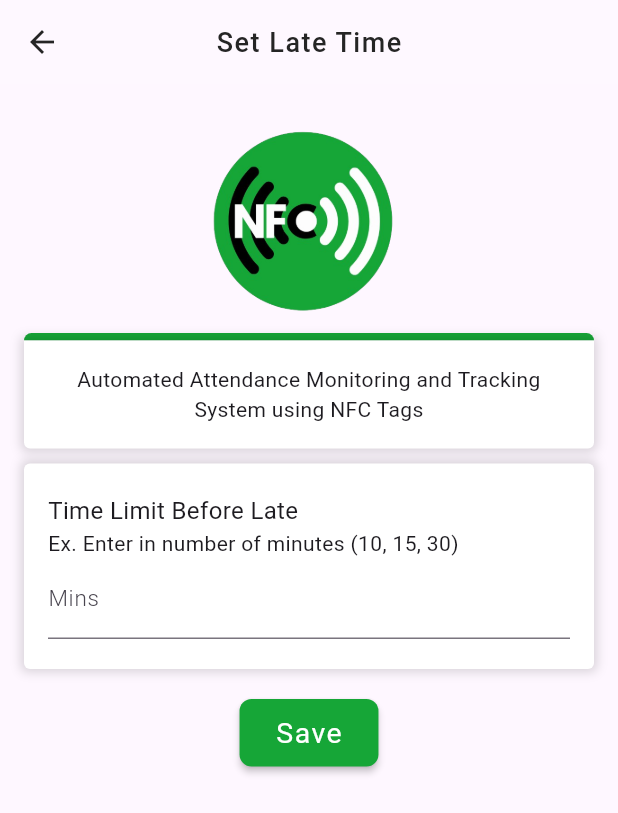
After one commit to Jspobre/nfc_app, a Flutter app: the SetLateFormPage screen opened directly, after a tap on "Save", on a phone screen of 412 x 824 dp. The commit adds this screen. Shown: the top 813 px of the screen. Run offline on Flutter 3.47's test engine with Material 3 defaults, Android fonts, the light colour scheme and no system bars; our stand-ins replace cloud_firestore, firebase_core, firebase_database, flutter_local_notifications, flutter_riverpod, fluttertoast and 6 more; missing offline and left inert: flutter_nfc_kit, ndef; accounts and stored records are empty.

Commit message:
set time limit

```diff
--- a/lib/database/database_service.dart
+++ b/lib/database/database_service.dart
@@ -253,4 +253,34 @@ class DatabaseService {
       return '';
     }
   }
+
+  // insert Attendance
+  Future<void> insertLateTimeLimit(int timeLimit) async {
+    // Get a reference to the database
+    final db = await database;
+
+    // Insert the subject into the subjects table
+    await db.insert(
+      'late_time',
+      {'minutes': timeLimit},
+      conflictAlgorithm: ConflictAlgorithm.replace,
+    );
+  }
+
+  // Fetch sched Details
+  Future<int> fetchLateTimeLimit() async {
+    final Database db = await database;
+    List<Map<String, dynamic>> results = await db.query('late_time');
+
+    if (results.isNotEmpty) {
+      // Assuming there's only one row, you can retrieve the first row
+      // and extract the value of the 'minutes' column as an int.
+      return results[0]['minutes'] as int;
+    } else {
+      // Handle the case when there are no rows in the table or any other error case.
+      // You might want to return a default value or throw an exception, based on your requirement.
+      // For now, I'm returning 0 as a default value.
+      return 0;
+    }
+  }
 }
--- a/lib/database/nfc_db.dart
+++ b/lib/database/nfc_db.dart
@@ -7,6 +7,7 @@ class NfcDB {
   final studentsTable = 'students';
   final studentSubjectsTable = 'student_subjects';
   final attendanceTable = 'attendance';
+  final lateTimeTable = 'late_time';
 
   Future<void> createTable(Database database) async {
     await database.execute("""CREATE TABLE IF NOT EXISTS $subjectsTable (
@@ -50,5 +51,10 @@ class NfcDB {
       FOREIGN KEY (student_num) REFERENCES $studentsTable (student_num),
       FOREIGN KEY (schedule_id) REFERENCES $schedulesTable (schedule_id)
     );""");
+
+    await database.execute("""CREATE TABLE IF NOT EXISTS $lateTimeTable (
+      id INTEGER PRIMARY KEY,
+      minutes INTEGER
+    );""");
   }
 }
--- a/lib/pages/home.dart
+++ b/lib/pages/home.dart
@@ -12,6 +12,7 @@ import 'package:nfc_app/pages/add%20schedule/add_schedule.dart';
 import 'package:nfc_app/pages/add%20student/add_student.dart';
 import 'package:nfc_app/pages/attendance%20report/attendance_report.dart';
 import 'package:nfc_app/pages/enroll%20student/enroll_student.dart';
+import 'package:nfc_app/pages/set%20late%20time/set_late.dart';
 import 'package:nfc_app/widgets/bottom%20sheet%20modal/floating_modal.dart';
 import 'package:nfc_app/widgets/bottom%20sheet%20modal/modal_inside_modal.dart';
 import 'package:nfc_app/widgets/bottom%20sheet%20modal/read_modal.dart';
@@ -321,6 +322,15 @@ class _HomeState extends State<Home> {
               );
               items.add(
                 const PopupMenuItem<String>(
+                  value: 'timelimit',
+                  child: Text(
+                    "Set late time",
+                    style: TextStyle(fontFamily: "Roboto"),
+                  ),
+                ),
+              );
+              items.add(
+                const PopupMenuItem<String>(
                   value: 'reset',
                   child: Text(
                     "Reset tag",
@@ -365,6 +375,13 @@ class _HomeState extends State<Home> {
                   Navigator.of(context).push(
                     MaterialPageRoute(builder: (BuildContext context) {
                       return AttendanceReport();
+                    }),
+                  );
+                  break;
+                case 'timelimit':
+                  Navigator.of(context).push(
+                    MaterialPageRoute(builder: (BuildContext context) {
+                      return SetLateFormPage();
                     }),
                   );
                   break;
--- /dev/null
+++ b/lib/pages/set late time/set_late.dart
@@ -0,0 +1,119 @@
+import 'package:flutter/material.dart';
+import 'package:fluttertoast/fluttertoast.dart';
+import 'package:nfc_app/database/database_service.dart';
+import 'package:nfc_app/widgets/styledButton.dart';
+import 'package:nfc_app/widgets/styledTextFormField.dart';
+import 'package:nfc_app/widgets/textfield%20container/textfieldContainer.dart';
+import 'package:sqflite/sqflite.dart';
+
+class SetLateFormPage extends StatefulWidget {
+  const SetLateFormPage({super.key});
+
+  @override
+  State<SetLateFormPage> createState() => _SetLateFormPageState();
+}
+
+class _SetLateFormPageState extends State<SetLateFormPage> {
+  final minutesController = TextEditingController();
+  @override
+  Widget build(BuildContext context) {
+    return Scaffold(
+      appBar: AppBar(
+        title: Text(
+          "Set Late Time",
+          style: TextStyle(fontFamily: "Roboto", fontSize: 18),
+        ),
+        centerTitle: true,
+      ),
+      body: SingleChildScrollView(
+        child: Padding(
+          padding: const EdgeInsets.all(16.0),
+          child: Column(
+            children: [
+              Image.asset(
+                'lib/images/nfc2.png', // Replace with your image path
+                width: 150, // Adjust width as needed
+                height: 150, // Adjust height as needed
+              ),
+              Container(
+                decoration: const BoxDecoration(
+                  color: Color(0xff16A637),
+                  borderRadius: BorderRadius.only(
+                    topLeft: Radius.circular(8),
+                    topRight: Radius.circular(8),
+                  ),
+                ),
+                width: double.infinity,
+                height: 5,
+              ),
+              Container(
+                padding: const EdgeInsets.all(16),
+                decoration: BoxDecoration(
+                  color: Colors.white,
+                  boxShadow: [
+                    BoxShadow(
+                      color: Colors.black.withOpacity(0.15),
+                      spreadRadius: 2,
+                      blurRadius: 5,
+                      offset: const Offset(0, 0),
+                    ),
+                  ],
+                  borderRadius: const BorderRadius.only(
+                    bottomLeft: Radius.circular(4),
+                    bottomRight: Radius.circular(4),
+                  ),
+                ),
+                child: Column(
+                  children: [
+                    Text(
+                      "Automated Attendance Monitoring and Tracking System using NFC Tags",
+                      style: TextStyle(fontFamily: "Roboto"),
+                      textAlign: TextAlign.center,
+                    ),
+                  ],
+                ),
+              ),
+              const SizedBox(height: 10),
+              TextFieldContainer(
+                label: "Time Limit Before Late",
+                example: "Enter in number of minutes (10, 15, 30)",
+                inputWidget: StyledTextFormField(
+                  controller: minutesController,
+                  hintText: "Mins",
+                  keyboardType: TextInputType.number,
+                ),
+              ),
+              SizedBox(height: 20), // Adjust spacing as needed
+              StyledButton(
+                btnText: 'Save',
+                onClick: () async {
+                  if (minutesController.text.isNotEmpty) {
+                    final dbService = DatabaseService();
+
+                    dbService.insertLateTimeLimit(
+                        int.parse(minutesController.text.trim()));
+                    Fluttertoast.showToast(
+                      msg: 'Time Limit was set successfully!',
+                      toastLength: Toast.LENGTH_SHORT,
+                      gravity: ToastGravity.BOTTOM,
+                    );
+
+                    setState(() {
+                      minutesController.clear();
+                    });
+
+                    var result = await dbService
+                        .fetchLateTimeLimit(); // Wait for the future to complete
+
+                    print(result);
+                  }
+                },
+              ),
+              SizedBox(height: 20), // Add additional spacing at the end
+            ],
+          ),
+        ),
+      ),
+    );
+  }
+}
--- a/lib/widgets/styledTextFormField.dart
+++ b/lib/widgets/styledTextFormField.dart
@@ -3,8 +3,12 @@ import 'package:flutter/material.dart';
 class StyledTextFormField extends StatelessWidget {
   final TextEditingController controller;
   final String hintText;
+  final TextInputType? keyboardType;
   const StyledTextFormField(
-      {super.key, required this.controller, required this.hintText});
+      {super.key,
+      required this.controller,
+      required this.hintText,
+      this.keyboardType});
 
   @override
   Widget build(BuildContext context) {
@@ -17,7 +21,7 @@ class StyledTextFormField extends StatelessWidget {
         }
         return null;
       },
-      keyboardType: TextInputType.text,
+      keyboardType: keyboardType ?? TextInputType.text,
       decoration: InputDecoration(
         focusedBorder: const UnderlineInputBorder(
           borderSide: BorderSide(
```
Also changed, not shown: pubspec.lock.
